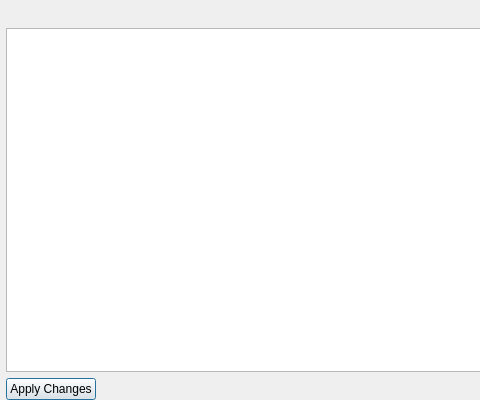
Qt form src/Form_Files/ReplacementChooser.ui (Sigil-Ebook/Sigil) before a commit; both pictures show x 0 to 480 and y 0 to 400 of the 1000 by 400 pixel window.
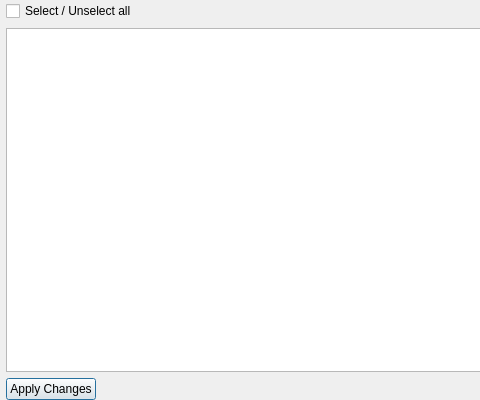
The same form after that commit.

Commit message: test out a Replacement Chooser that uses checkboxes

What changed in the file:
```diff
--- a/src/Form_Files/ReplacementChooser.ui
+++ b/src/Form_Files/ReplacementChooser.ui
@@ -28,6 +28,16 @@
    </property>
    <item>
     <layout class="QHBoxLayout" name="horizontalLayout" stretch="0,0,0,0,0">
+      <item>
+        <widget class="QCheckBox" name="ToggleSelectAll">
+          <property name="focusPolicy">
+            <enum>Qt::TabFocus</enum>
+          </property>
+          <property name="text">
+            <string>Select / Unselect all</string>
+          </property>
+         </widget>
+     </item>
      <item>
       <spacer name="horizontalSpacer1">
        <property name="orientation">
```
Left out of the diff: 14 changed lines with no effect on the pictures. The commit also changes 3 other files.
